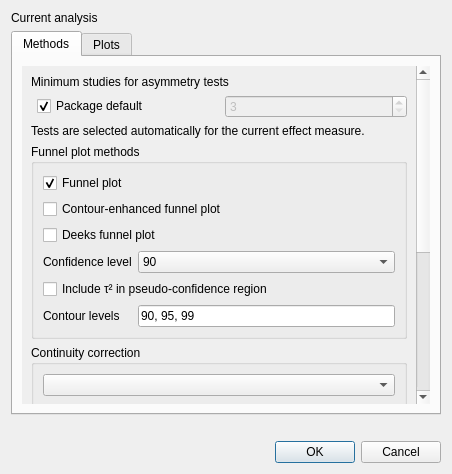
AliSalman-et-al/rc-metastudio, file src/rc_metastudio/forms/publication_bias_dialog.ui: the form before one commit.
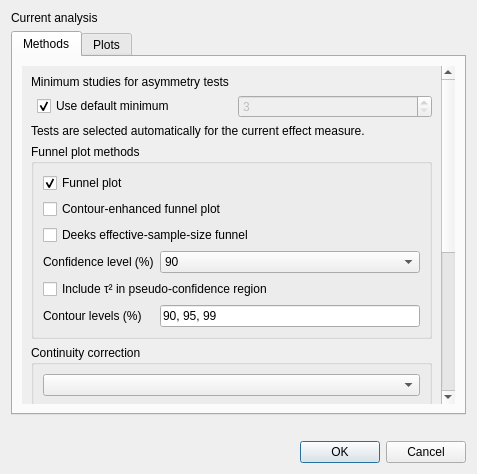
The form after the commit.

Patch:
```diff
--- a/src/rc_metastudio/forms/publication_bias_dialog.ui
+++ b/src/rc_metastudio/forms/publication_bias_dialog.ui
@@ -2,7 +2,7 @@
 <ui version="4.0">
  <class>PublicationBiasDialog</class>
  <widget class="QDialog" name="PublicationBiasDialog">
-  <property name="windowTitle"><string>Publication bias — RC MetaStudio</string></property>
+  <property name="windowTitle"><string>Small-study effects — RC MetaStudio</string></property>
   <property name="modal"><bool>true</bool></property>
   <layout class="QVBoxLayout" name="verticalLayout">
    <item><widget class="QLabel" name="context_label"><property name="text"><string>Current analysis</string></property></widget></item>
@@ -23,8 +23,8 @@
              <property name="rowWrapPolicy"><enum>QFormLayout::WrapLongRows</enum></property>
              <item row="0" column="0"><widget class="QLabel" name="minimum_studies_label"><property name="text"><string>Minimum studies for asymmetry tests</string></property><property name="buddy"><cstring>minimum_studies_spin</cstring></property></widget></item>
              <item row="0" column="1"><layout class="QHBoxLayout" name="minimum_studies_layout">
-              <item><widget class="QCheckBox" name="use_package_minimum_check"><property name="text"><string>Package default</string></property><property name="checked"><bool>true</bool></property><property name="toolTip"><string>Use meta’s default minimum study count. Mixed-effects Egger uses metafor and does not use this setting.</string></property></widget></item>
-              <item><widget class="QSpinBox" name="minimum_studies_spin"><property name="enabled"><bool>false</bool></property><property name="minimum"><number>3</number></property><property name="maximum"><number>2147483647</number></property><property name="toolTip"><string>Choose the minimum study count for meta’s asymmetry tests. The package requires at least 3 usable studies.</string></property><property name="accessibleName"><string>Minimum studies for asymmetry tests</string></property></widget></item>
+              <item><widget class="QCheckBox" name="use_package_minimum_check"><property name="text"><string>Use default minimum</string></property><property name="checked"><bool>true</bool></property><property name="toolTip"><string>Use the default minimum number of studies for asymmetry tests. Mixed-effects Egger regression uses a separate minimum.</string></property></widget></item>
+              <item><widget class="QSpinBox" name="minimum_studies_spin"><property name="enabled"><bool>false</bool></property><property name="minimum"><number>3</number></property><property name="maximum"><number>2147483647</number></property><property name="toolTip"><string>Choose the minimum number of usable studies required before running asymmetry tests (at least 3).</string></property><property name="accessibleName"><string>Minimum studies for asymmetry tests</string></property></widget></item>
              </layout></item>
             </layout>
            </item>
@@ -35,13 +35,13 @@
              <layout class="QVBoxLayout" name="plot_selection_layout">
               <item><widget class="QCheckBox" name="ordinary_funnel_check"><property name="text"><string>Funnel plot</string></property><property name="checked"><bool>true</bool></property></widget></item>
               <item><widget class="QCheckBox" name="contour_funnel_check"><property name="text"><string>Contour-enhanced funnel plot</string></property></widget></item>
-              <item><widget class="QCheckBox" name="deeks_funnel_check"><property name="text"><string>Deeks funnel plot</string></property></widget></item>
+              <item><widget class="QCheckBox" name="deeks_funnel_check"><property name="text"><string>Deeks effective-sample-size funnel</string></property></widget></item>
               <item>
                <layout class="QFormLayout" name="plot_method_options_layout">
-                <item row="0" column="0"><widget class="QLabel" name="sampling_confidence_label"><property name="text"><string>Confidence level</string></property></widget></item>
+                <item row="0" column="0"><widget class="QLabel" name="sampling_confidence_label"><property name="text"><string>Confidence level (%)</string></property></widget></item>
                 <item row="0" column="1"><widget class="QComboBox" name="sampling_confidence_combo"><item><property name="text"><string>90</string></property></item><item><property name="text"><string>95</string></property></item><item><property name="text"><string>99</string></property></item></widget></item>
                 <item row="1" column="0" colspan="2"><widget class="QCheckBox" name="include_tau2_check"><property name="text"><string>Include τ² in pseudo-confidence region</string></property></widget></item>
-                <item row="2" column="0"><widget class="QLabel" name="contour_levels_label"><property name="text"><string>Contour levels</string></property></widget></item>
+                <item row="2" column="0"><widget class="QLabel" name="contour_levels_label"><property name="text"><string>Contour levels (%)</string></property></widget></item>
                 <item row="2" column="1"><widget class="QLineEdit" name="contour_levels_edit"><property name="text"><string>90, 95, 99</string></property></widget></item>
                </layout>
               </item>
```
